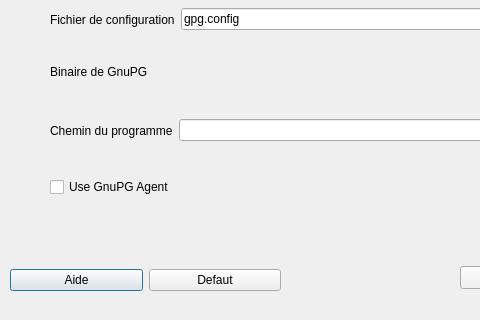
The window that GuiPG/src/View/config.ui (Diakakodo/GuiPG) describes before a commit, drawn with Qt 5; both pictures show x 0 to 480 and y 134 to 454 of the 682 by 454 pixel window.
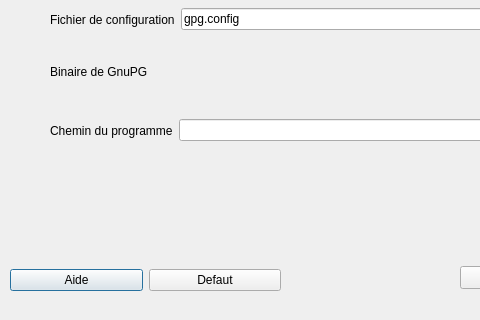
The same window after the commit.

Commit message: Création de clé : modification de la taille maximale de clé en fonction de l'algorithme chois i

What changed in the file:
```diff
--- a/GuiPG/src/View/config.ui
+++ b/GuiPG/src/View/config.ui
@@ -13,19 +13,6 @@
   <property name="windowTitle">
    <string>Dialog</string>
   </property>
-  <widget class="QCheckBox" name="checkBox">
-   <property name="geometry">
-    <rect>
-     <x>50</x>
-     <y>310</y>
-     <width>171</width>
-     <height>22</height>
-    </rect>
-   </property>
-   <property name="text">
-    <string>Use GnuPG Agent</string>
-   </property>
-  </widget>
   <widget class="QLabel" name="label_3">
    <property name="geometry">
     <rect>
```
Left out of the diff: 2 changed lines with no effect on the pictures. The commit also changes 1 other file.
